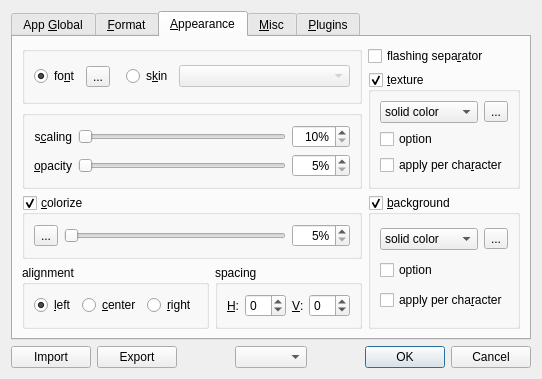
Before: the Qt Designer form app/gui/settings_dialog.ui in Kolcha/DigitalClock5, drawn with Qt 5.
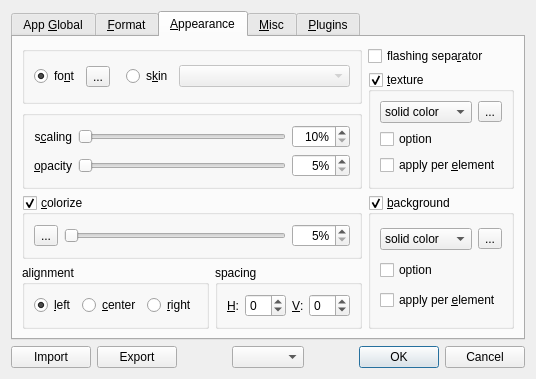
After: the same form once the commit is applied. Icons and pictures are not drawn.

Diff of the .ui file:
```diff
--- a/app/gui/settings_dialog.ui
+++ b/app/gui/settings_dialog.ui
@@ -636,7 +636,7 @@
           <item row="2" column="0" colspan="2">
            <widget class="QCheckBox" name="tx_per_element_cb">
             <property name="text">
-             <string>apply per cha&amp;racter</string>
+             <string>apply per &amp;element</string>
             </property>
            </widget>
           </item>
@@ -826,7 +826,7 @@
           <item row="2" column="0" colspan="2">
            <widget class="QCheckBox" name="bg_per_element_cb">
             <property name="text">
-             <string>apply per cha&amp;racter</string>
+             <string>apply per &amp;element</string>
             </property>
            </widget>
           </item>
```
Left out of the diff: 4 changed lines with no effect on the pictures.
